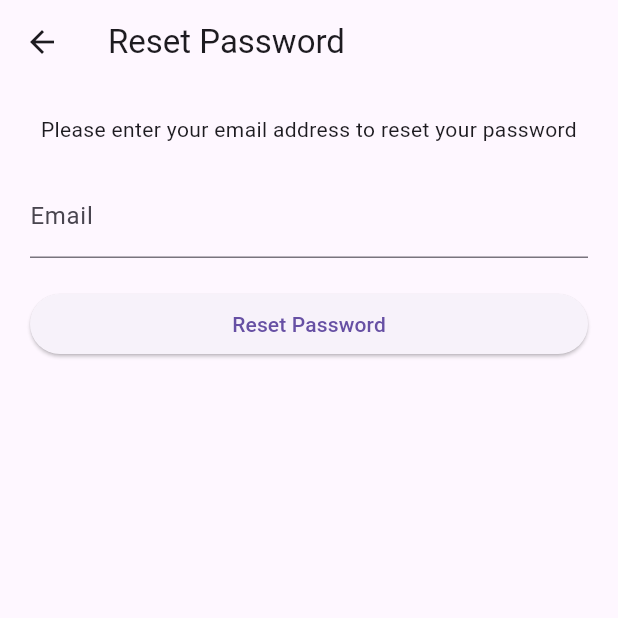
After one commit to Sami00002/UEO-Cantina, a Flutter app: the screen it shows after launch, after a tap on "Forgot Password?", on a phone screen of 412 x 824 dp, the top half of it. The commit adds this screen. Run offline on Flutter 3.47's test engine with Material 3 defaults, Android fonts, the light colour scheme and no system bars; our stand-ins replace cloud_firestore, firebase_auth, firebase_core, firebase_storage, flutter_svg, image_picker and 1 more; accounts and stored records are empty; network calls fail; project files that could hold a hidden picture were left out.

Commit message:
Add reset password function

```diff
--- /dev/null
+++ b/ueo_cantina/lib/components/ResetPasswordScreen.dart
@@ -0,0 +1,62 @@
+import 'package:flutter/material.dart';
+import 'package:firebase_auth/firebase_auth.dart';
+
+class ResetPasswordScreen extends StatelessWidget {
+  const ResetPasswordScreen({Key? key}) : super(key: key);
+
+  @override
+  Widget build(BuildContext context) {
+    final TextEditingController emailController = TextEditingController();
+
+    return Scaffold(
+      appBar: AppBar(
+        title: Text('Reset Password'),
+      ),
+      body: Padding(
+        padding: const EdgeInsets.all(20.0),
+        child: Column(
+          crossAxisAlignment: CrossAxisAlignment.stretch,
+          children: [
+            Text(
+              'Please enter your email address to reset your password',
+              textAlign: TextAlign.center,
+            ),
+            SizedBox(height: 20),
+            TextField(
+              controller: emailController,
+              decoration: InputDecoration(
+                labelText: 'Email',
+                hintText: 'Enter your email',
+              ),
+            ),
+            SizedBox(height: 20),
+            ElevatedButton(
+              onPressed: () {
+                _resetPassword(context, emailController.text);
+              },
+              child: Text('Reset Password'),
+            ),
+          ],
+        ),
+      ),
+    );
+  }
+
+  void _resetPassword(BuildContext context, String email) async {
+    try {
+      await FirebaseAuth.instance.sendPasswordResetEmail(email: email);
+      ScaffoldMessenger.of(context).showSnackBar(
+        SnackBar(
+          content: Text('Password reset email sent. Check your inbox.'),
+        ),
+      );
+      Navigator.pop(context); // Close the reset password screen
+    } catch (error) {
+      ScaffoldMessenger.of(context).showSnackBar(
+        SnackBar(
+          content: Text('Failed to send password reset email: $error'),
+        ),
+      );
+    }
+  }
+}
--- a/ueo_cantina/lib/components/ginving_bon.dart
+++ b/ueo_cantina/lib/components/ginving_bon.dart
@@ -80,7 +80,6 @@ class _UsersState extends State<Users> {
     }
 
     var senderData = senderSnapshot.docs.first.data() as Map<String, dynamic>;
-    var recipientData = recipientSnapshot.docs.first.data() as Map<String, dynamic>;
 
     if (senderData[mealType] >= 1) {
       await senderCollection.doc(senderSnapshot.docs.first.id).update({
--- a/ueo_cantina/lib/screens/login_page.dart
+++ b/ueo_cantina/lib/screens/login_page.dart
@@ -5,6 +5,7 @@ import 'package:ueo_cantina/components/my_button.dart';
 import 'package:ueo_cantina/components/my_textfield.dart';
 import 'package:ueo_cantina/screens/home_page1.dart';
 import 'package:ueo_cantina/screens/home_page2.dart';
+import 'package:ueo_cantina/components/ResetPasswordScreen.dart';
 
 class LoginScreen extends StatefulWidget {
   const LoginScreen({Key? key});
@@ -35,8 +36,8 @@ class _LoginScreenState extends State<LoginScreen> {
       // If authentication is successful, navigate to HomePage1
       Navigator.pop(context); // Dismiss the loading circle
       if (emailController.text == "test@gmail.com") {
-        Navigator.pushReplacement(
-            context, MaterialPageRoute(builder: (context) => const HomePage1()));
+        Navigator.pushReplacement(context,
+            MaterialPageRoute(builder: (context) => const HomePage1()));
       } else {
         Navigator.pushReplacement(context,
             MaterialPageRoute(builder: (context) => const HomePage2()));
@@ -144,14 +145,18 @@ class _LoginScreenState extends State<LoginScreen> {
                 // Forgot password?
                 Padding(
                   padding: const EdgeInsets.symmetric(horizontal: 25.0),
-                  child: Row(
-                    mainAxisAlignment: MainAxisAlignment.end,
-                    children: [
-                      Text(
-                        'Forgot Password?',
-                        style: TextStyle(color: Colors.grey[600]),
-                      ),
-                    ],
+                  child: GestureDetector(
+                    onTap: () {
+                      Navigator.push(
+                        context,
+                        MaterialPageRoute(
+                            builder: (context) => ResetPasswordScreen()),
+                      );
+                    },
+                    child: Text(
+                      'Forgot Password?',
+                      style: TextStyle(color: Colors.grey[600]),
+                    ),
                   ),
                 ),
 
```
Also changed, not shown: 1 other file.
